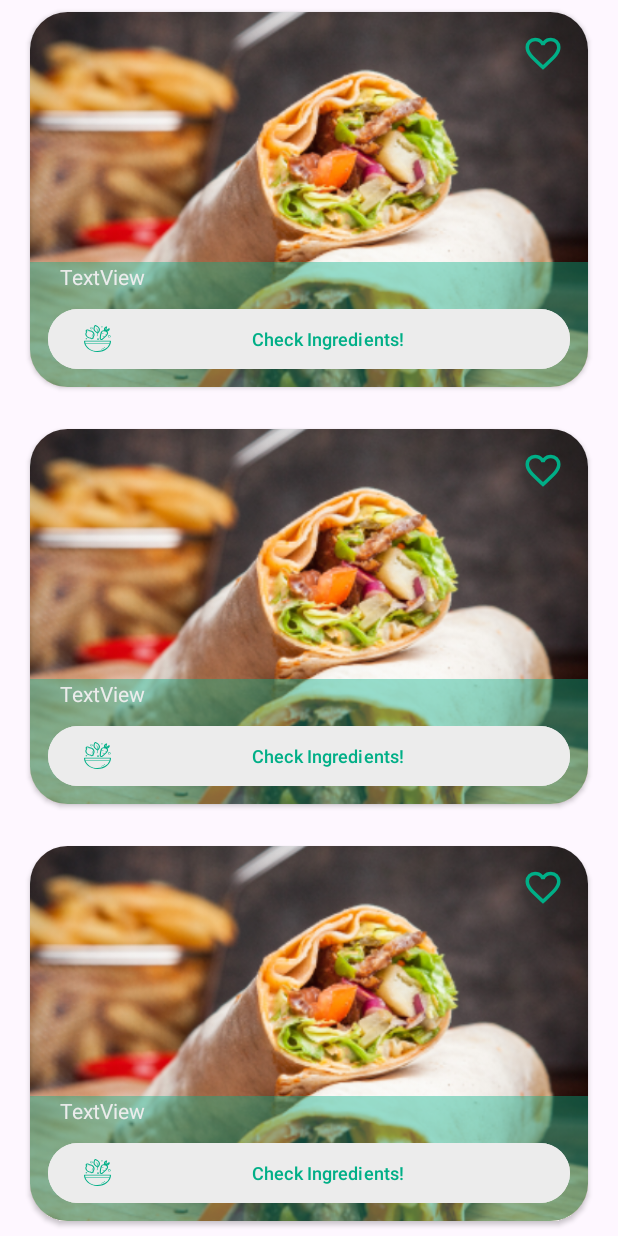
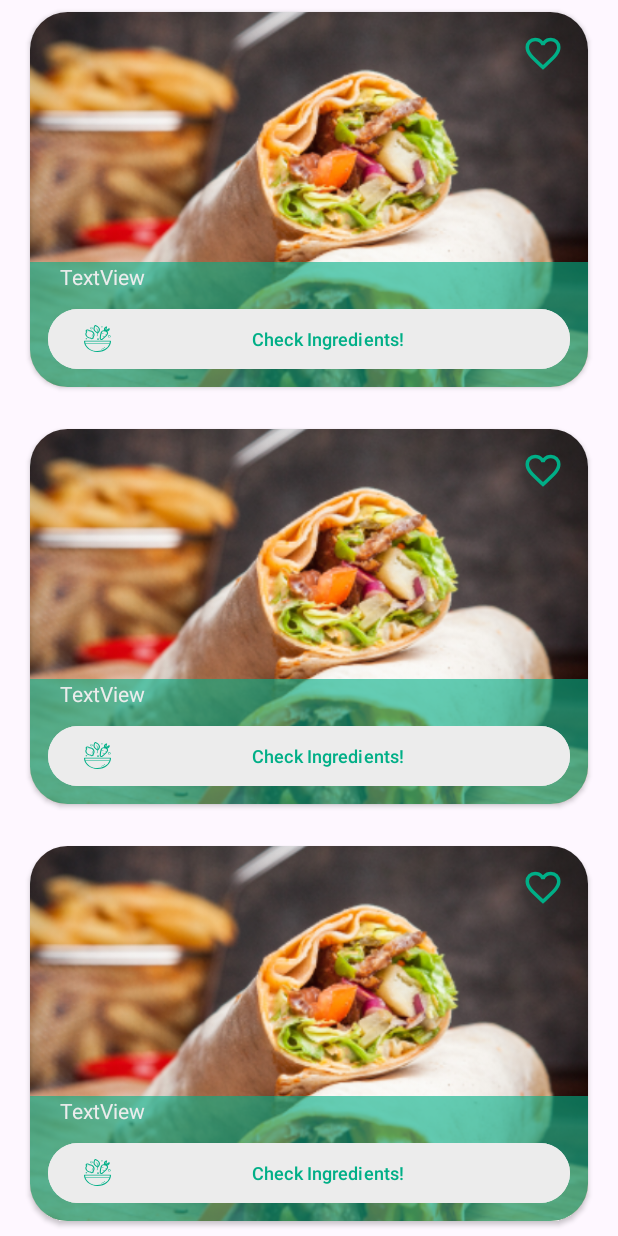
Before and after one commit to AhmedYousry99/master-cookbook, an Android app: the layout fragment_home_meals_you_might_like_recycler.xml on its own in the app's theme, with its tools: preview values and no code run, on a phone screen of 412 x 824 dp. Run offline under Robolectric (Android 15) with nearby library versions, the phone set to English and light mode, and no system bars.

Commit message:
updated home and main ui to work correctly

```diff
--- a/app/src/main/res/layout/fragment_home_meals_you_might_like_recycler.xml
+++ b/app/src/main/res/layout/fragment_home_meals_you_might_like_recycler.xml
@@ -1,17 +1,17 @@
 <?xml version="1.0" encoding="utf-8"?>
 <androidx.constraintlayout.widget.ConstraintLayout xmlns:android="http://schemas.android.com/apk/res/android"
     xmlns:app="http://schemas.android.com/apk/res-auto"
+    xmlns:tools="http://schemas.android.com/tools"
     android:layout_width="match_parent"
-    android:layout_height="match_parent"
-    xmlns:tools="http://schemas.android.com/tools">
+    android:layout_height="wrap_content">
 
     <androidx.recyclerview.widget.RecyclerView
         android:id="@+id/homeRecyclerView"
-        tools:listitem="@layout/home_list_tile_large"
         android:layout_width="match_parent"
         android:layout_height="match_parent"
         android:orientation="vertical"
         app:layoutManager="androidx.recyclerview.widget.LinearLayoutManager"
         app:layout_constraintStart_toStartOf="parent"
-        app:layout_constraintTop_toTopOf="parent" />
+        app:layout_constraintTop_toTopOf="parent"
+        tools:listitem="@layout/home_list_tile_large" />
 </androidx.constraintlayout.widget.ConstraintLayout>
--- a/app/src/main/res/layout/fragment_home_secondary_header.xml
+++ b/app/src/main/res/layout/fragment_home_secondary_header.xml
@@ -2,7 +2,7 @@
 <androidx.constraintlayout.widget.ConstraintLayout xmlns:android="http://schemas.android.com/apk/res/android"
     xmlns:app="http://schemas.android.com/apk/res-auto"
     android:layout_width="match_parent"
-    android:layout_height="match_parent">
+    android:layout_height="wrap_content">
 
     <TextView
         android:id="@+id/fragmentHomeSecondaryHeaderTextView"
@@ -23,7 +23,7 @@
         android:layout_width="wrap_content"
         android:layout_height="wrap_content"
         android:layout_marginStart="20dp"
-        android:layout_marginTop="20dp"
+        android:layout_marginTop="8dp"
         android:src="@drawable/meal_of_the_day_ic"
         app:layout_constraintStart_toStartOf="parent"
         app:layout_constraintTop_toTopOf="parent" />
--- a/app/src/main/res/layout/fragment_home_secondary_recycler.xml
+++ b/app/src/main/res/layout/fragment_home_secondary_recycler.xml
@@ -1,9 +1,9 @@
 <?xml version="1.0" encoding="utf-8"?>
 <androidx.constraintlayout.widget.ConstraintLayout xmlns:android="http://schemas.android.com/apk/res/android"
     xmlns:app="http://schemas.android.com/apk/res-auto"
+    xmlns:tools="http://schemas.android.com/tools"
     android:layout_width="match_parent"
-    android:layout_height="match_parent"
-    xmlns:tools="http://schemas.android.com/tools">
+    android:layout_height="wrap_content">
 
     <androidx.recyclerview.widget.RecyclerView
         android:id="@+id/homeFragmentSecondaryRecycleView"
--- a/app/src/main/res/values/colors.xml
+++ b/app/src/main/res/values/colors.xml
@@ -5,7 +5,7 @@
     <color name="custom_white">#FFFFFFFF</color>
     <color name="on_primary">#ECECEC</color>
     <color name="primary">#00AF87</color>
-    <color name="primary_faint">#6600AF87</color>
+    <color name="primary_faint">#9900AF87</color>
     <color name="secondary">#182F43</color>
     <color name="on_secondary">#FFFFFF</color>
     <color name="selected">#182F43</color>
--- a/app/src/main/res/values/strings.xml
+++ b/app/src/main/res/values/strings.xml
@@ -41,5 +41,6 @@
     <string name="check_ingredients_text">Check Ingredients!</string>
     <string name="countries_text">Countries</string>
     <string name="ingredients_text">Ingredients</string>
+    <string name="categories_text">Categories</string>
     <string name="more_you_might_like_text">More you might like</string>
 </resources>
```
Also changed, not shown: app/src/main/res/layout/activity_main.xml (+4 -7 lines), app/src/main/res/layout/fragment_home.xml (+21 -3 lines).
